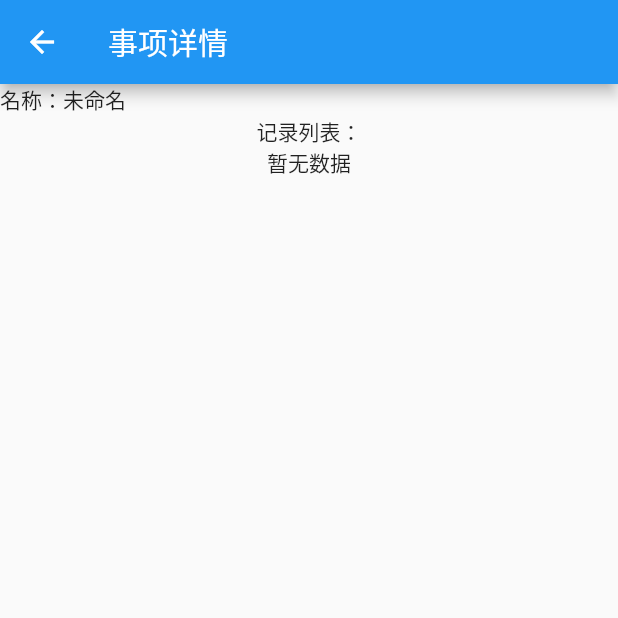
After one commit to FantasyWind2016/life_record, a Flutter app: the ItemDetailPage screen opened by its route, on a phone screen of 412 x 824 dp, the top half of it. The commit adds this screen. Run offline on Flutter 3.47's test engine with Material 2 defaults, Android fonts, the phone set to English and light mode, and no system bars; our stand-ins replace simple_animations, sqflite; accounts and stored records are empty.

Commit message:
+ 增加事项详情页

```diff
--- a/lib/main.dart
+++ b/lib/main.dart
@@ -1,5 +1,6 @@
 import 'package:flutter/material.dart';
 import 'package:life_record/pages/add_item/add_item_page.dart';
+import 'package:life_record/pages/item_detail/item_detail_page.dart';
 import 'package:life_record/pages/item_list/item_list_page.dart';
 
 void main() => runApp(MyApp());
@@ -15,6 +16,9 @@ class MyApp extends StatelessWidget {
       home: ItemListPage(title: '生活记录'),
       routes: {
         'lrapp://root/add/item':(context)=> AddItemPage(),
+        'lrapp://root/item/detail':(context){
+          return ItemDetailPage();
+        },
       },
     );
   }
--- /dev/null
+++ b/lib/pages/item_detail/item_detail_page.dart
@@ -0,0 +1,71 @@
+import 'package:flutter/material.dart';
+import 'package:life_record/utils/db_util.dart';
+
+class ItemDetailPage extends StatefulWidget {
+  ItemDetailPage({Key key}) : super(key: key) {
+  }
+
+  @override
+  _ItemDetailPageState createState() => _ItemDetailPageState();
+}
+
+class _ItemDetailPageState extends State<ItemDetailPage> {
+  int itemID;
+  Map itemData = {};
+  List<Map> records = [];
+  queryItem() async {
+    itemData = await DBUtil.instance.queryItem(this.itemID);
+    setState(() {
+
+    });
+  }
+
+  queryRecords() async {
+    records = await DBUtil.instance.queryItemRecords(this.itemID);
+    setState(() {
+
+    });
+  }
+
+  @override
+  void initState() {
+    super.initState();
+  }
+  @override
+  void didChangeDependencies() {
+    this.itemID = ModalRoute.of(context).settings.arguments;
+    queryItem();
+    queryRecords();
+    super.didChangeDependencies();
+  }
+  @override
+  Widget build(BuildContext context) {
+    return Scaffold(
+      appBar: AppBar(title: Text('事项详情'),),
+      body: Column(
+        children: [
+          Row(
+            children: [
+              Text('名称：'),
+              Text('${itemData['name']??'未命名'}'),
+            ]
+          ),
+          Container(
+            child: Text('记录列表：'),
+          ),
+          Expanded(
+            child: records==null || records.isEmpty ? Container(child:Text('暂无数据')) : ListView.builder(
+              itemCount: records.length,
+              itemBuilder: (BuildContext context, int index) {
+                var data = records[index];
+                return ListTile(
+                  title: Text('${index+1}: ${data['date']}'),
+                );
+              },
+            ),
+          ),
+        ],
+      ),
+    );
+  }
+}
--- a/lib/pages/item_list/item_list_page.dart
+++ b/lib/pages/item_list/item_list_page.dart
@@ -75,7 +75,11 @@ class _ItemListPageState extends State<ItemListPage> {
         child: GridView.builder(
           itemCount: _itemList.length,
           itemBuilder: (context, index) {
+            var item = _itemList[index];
             return GestureDetector(
+              onTap: (){
+                Navigator.of(context).pushNamed('lrapp://root/item/detail', arguments: item['id']);
+              },
               onLongPress: () {
                 addRecord(index);
               },
```
Also changed, not shown: lib/utils/db_util.dart (+11 -0 lines).
